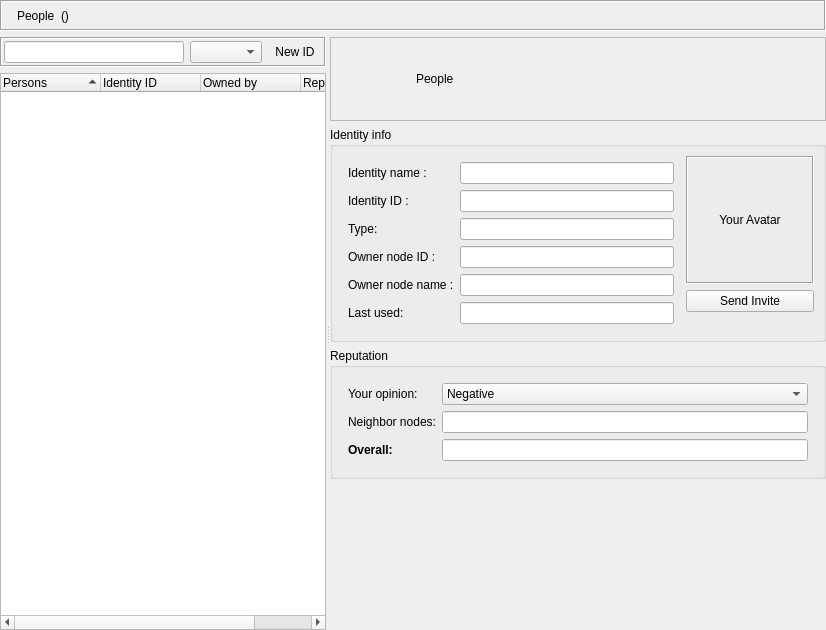
This is retroshare-gui/src/gui/Identity/IdDialog.ui in RetroShare/RetroShare as Qt 5 draws it before an edit. The edited form follows.
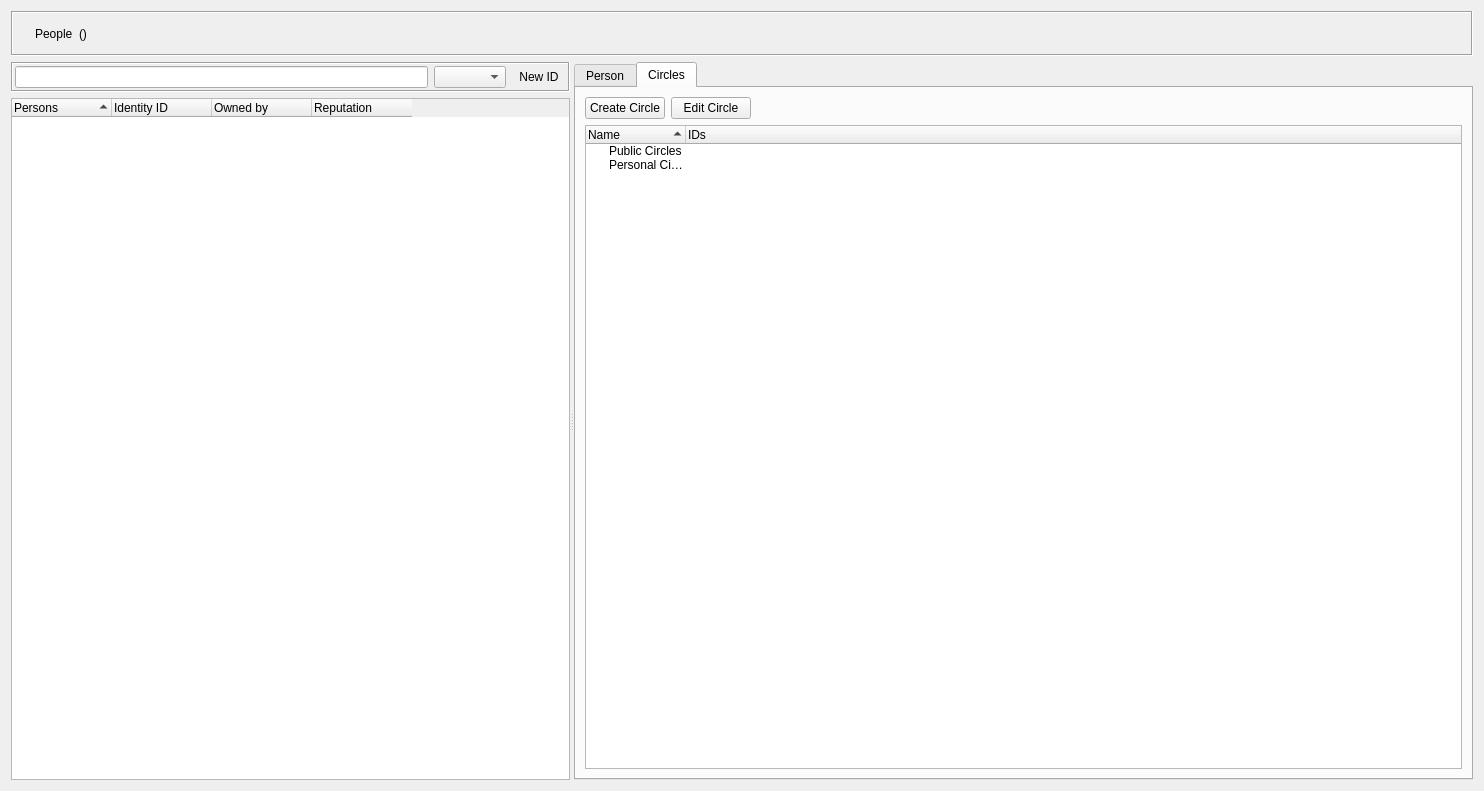
This is the edited form. The open tabs and pages were chosen to show the change. Icons and pictures are not drawn. Custom widgets are drawn as their Qt base class.

Commit message: fixed some of the issues reported by coverity scan (mainly uninitialised class members)

The edit to the form file:
```diff
--- a/retroshare-gui/src/gui/Identity/IdDialog.ui
+++ b/retroshare-gui/src/gui/Identity/IdDialog.ui
@@ -6,8 +6,8 @@
    <rect>
     <x>0</x>
     <y>0</y>
-    <width>826</width>
-    <height>630</height>
+    <width>1484</width>
+    <height>791</height>
    </rect>
   </property>
   <property name="sizePolicy">
@@ -20,18 +20,6 @@
    <string/>
   </property>
   <layout class="QVBoxLayout" name="verticalLayout_6">
-   <property name="leftMargin">
-    <number>0</number>
-   </property>
-   <property name="topMargin">
-    <number>0</number>
-   </property>
-   <property name="rightMargin">
-    <number>0</number>
-   </property>
-   <property name="bottomMargin">
-    <number>0</number>
-   </property>
    <item>
     <widget class="QFrame" name="titleBarFrame">
      <property name="sizePolicy">
@@ -46,19 +34,7 @@
      <property name="frameShadow">
       <enum>QFrame::Sunken</enum>
      </property>
-     <layout class="QHBoxLayout" name="horizontalLayout_3">
-      <property name="leftMargin">
-       <number>2</number>
-      </property>
-      <property name="topMargin">
-       <number>2</number>
-      </property>
-      <property name="rightMargin">
-       <number>2</number>
-      </property>
-      <property name="bottomMargin">
-       <number>2</number>
-      </property>
+     <layout class="QHBoxLayout" name="horizontalLayout">
       <item>
        <widget class="QLabel" name="titleBarPixmap">
         <property name="minimumSize">
@@ -147,16 +123,7 @@
           <enum>QFrame::Sunken</enum>
          </property>
          <layout class="QHBoxLayout" name="horizontalLayout_2">
-          <property name="leftMargin">
-           <number>2</number>
-          </property>
-          <property name="topMargin">
-           <number>2</number>
-          </property>
-          <property name="rightMargin">
-           <number>2</number>
-          </property>
-          <property name="bottomMargin">
+          <property name="margin">
            <number>2</number>
           </property>
           <item>
@@ -252,14 +219,23 @@
            <string>Reputation</string>
           </property>
           <property name="textAlignment">
-           <set>AlignLeading|AlignVCenter</set>
+           <set>AlignLeft|AlignVCenter</set>
           </property>
          </column>
         </widget>
        </item>
       </layout>
      </widget>
-     <widget class="QWidget" name="layoutWidget1">
+     <widget class="QTabWidget" name="tabWidget1">
+      <property name="currentIndex">
+       <number>0</number>
+      </property>
+      <widget class="QWidget" name="tab_2">
+       <attribute name="title">
+        <string>Person</string>
+       </attribute>
+       <layout class="QVBoxLayout" name="verticalLayout">
+        <item>
       <layout class="QVBoxLayout" name="verticalLayout_4">
        <item>
         <widget class="QFrame" name="headerFrame">
@@ -316,16 +292,7 @@
          <layout class="QGridLayout" name="gridLayout_3">
           <item row="0" column="0">
            <layout class="QGridLayout" name="gridLayout">
-            <property name="leftMargin">
-             <number>6</number>
-            </property>
-            <property name="topMargin">
-             <number>6</number>
-            </property>
-            <property name="rightMargin">
-             <number>6</number>
-            </property>
-            <property name="bottomMargin">
+               <property name="margin">
              <number>6</number>
             </property>
             <property name="spacing">
@@ -499,16 +466,7 @@
          <layout class="QVBoxLayout" name="verticalLayout_2">
           <item>
            <layout class="QGridLayout" name="gridLayout_2">
-            <property name="leftMargin">
-             <number>6</number>
-            </property>
-            <property name="topMargin">
-             <number>6</number>
-            </property>
-            <property name="rightMargin">
-             <number>6</number>
-            </property>
-            <property name="bottomMargin">
+               <property name="margin">
              <number>6</number>
             </property>
             <item row="2" column="1">
@@ -629,6 +587,77 @@
         </spacer>
        </item>
       </layout>
+        </item>
+       </layout>
+      </widget>
+      <widget class="QWidget" name="tab">
+       <attribute name="title">
+        <string>Circles</string>
+       </attribute>
+       <layout class="QGridLayout" name="gridLayout_5">
+        <item row="0" column="0">
+         <layout class="QHBoxLayout" name="horizontalLayout_7">
+          <item>
+           <widget class="QPushButton" name="pushButton_extCircle">
+            <property name="text">
+             <string>Create Circle</string>
+            </property>
+           </widget>
+          </item>
+          <item>
+           <widget class="QPushButton" name="pushButton_editCircle">
+            <property name="text">
+             <string>Edit Circle</string>
+            </property>
+           </widget>
+          </item>
+          <item>
+           <spacer name="horizontalSpacer">
+            <property name="orientation">
+             <enum>Qt::Horizontal</enum>
+            </property>
+            <property name="sizeHint" stdset="0">
+             <size>
+              <width>40</width>
+              <height>20</height>
+             </size>
+            </property>
+           </spacer>
+          </item>
+         </layout>
+        </item>
+        <item row="1" column="0">
+         <widget class="QTreeWidget" name="treeWidget_membership">
+          <property name="contextMenuPolicy">
+           <enum>Qt::CustomContextMenu</enum>
+          </property>
+          <property name="sortingEnabled">
+           <bool>true</bool>
+          </property>
+          <column>
+           <property name="text">
+            <string>Name</string>
+           </property>
+          </column>
+          <column>
+           <property name="text">
+            <string>IDs</string>
+           </property>
+          </column>
+          <item>
+           <property name="text">
+            <string>Public Circles</string>
+           </property>
+          </item>
+          <item>
+           <property name="text">
+            <string>Personal Circles</string>
+           </property>
+          </item>
+         </widget>
+        </item>
+       </layout>
+      </widget>
      </widget>
     </widget>
    </item>
```
Left out of the diff: 4 changed lines with no effect on the pictures. Lines whose indentation alone changed are shown as unchanged. The commit also changes 4 other files.
